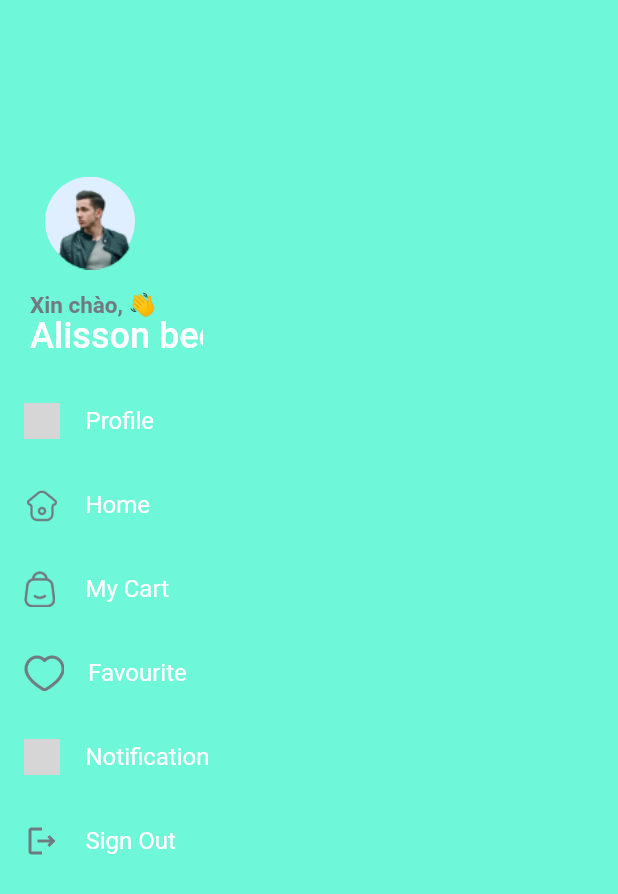
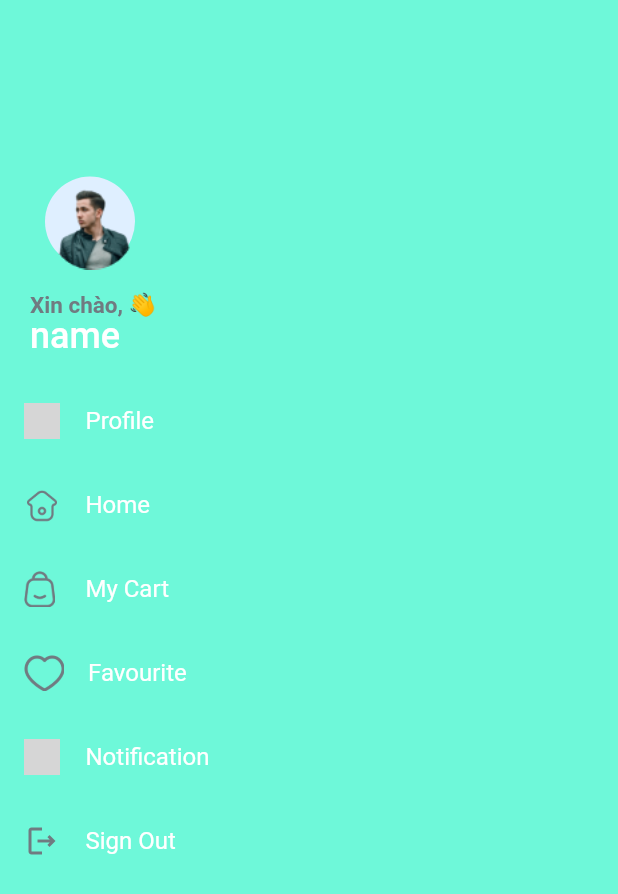
Before and after one commit to hohuyluat123/LTDDNC, a Flutter app: the MenuScreen screen opened directly with empty values, on a phone screen of 412 x 824 dp. Shown: the top 894 px of the screen. Run offline on Flutter 3.47's test engine with Material 2 defaults, Android fonts, the phone set to English and light mode, and no system bars; our stand-ins replace carousel_slider, dio, flutter_bounce, flutter_zoom_drawer, get, like_button; network calls fail; grey boxes are pictures that could not be loaded.

```diff
--- a/lib/View/drawer_main_screen.dart
+++ b/lib/View/drawer_main_screen.dart
@@ -1,5 +1,8 @@
 import 'package:flutter/material.dart';
+import 'package:get/get.dart';
+import 'package:get/get_core/src/get_main.dart';
 
+import '../controller/UserController.dart';
 import '../generated/menu_item.dart';
 
 class MenuItems {
@@ -34,6 +37,7 @@ class MenuScreen extends StatelessWidget {
       {super.key, required this.currentItem, required this.onSelectedItem});
   @override
   Widget build(BuildContext context) {
+    UserController userController = Get.find<UserController>(tag: "userController");
     return Scaffold(
       backgroundColor: const Color(0xff6ef8d9),
       body: SafeArea(
@@ -80,12 +84,12 @@ class MenuScreen extends StatelessWidget {
                               fontSize: 15,
                               fontWeight: FontWeight.bold),
                         )),
-                    const Positioned(
+                    Positioned(
                         bottom: 0,
                         left: 5,
                         child: Text(
-                          'Alisson becker',
-                          style: TextStyle(
+                         userController.currentUser.value.name,
+                          style: const TextStyle(
                               color: Colors.white,
                               fontSize: 24,
                               fontWeight: FontWeight.w500),
--- a/lib/controller/LaptopController.dart
+++ b/lib/controller/LaptopController.dart
@@ -23,7 +23,6 @@ class LaptopController extends GetxController {
       final dio = Dio();
       final response = await dio.get(
           "http://$HOST_URL:8000/product/laptop/$productId");
-      print(response.data);
       return Laptop.fromJson(response.data);
   }
 }
--- a/lib/main.dart
+++ b/lib/main.dart
@@ -197,7 +197,6 @@ class _LoginPageState extends State<LoginPage> {
                       } else {
                         await orderController.fetchUserOrders();
                         await userController.fetchCartProductId();
-                        print(userController.currentCart);
                         Navigator.push(
                           context,
                           MaterialPageRoute(
```
Also changed, not shown: lib/View/main_screen.dart (+17 -1 lines).
